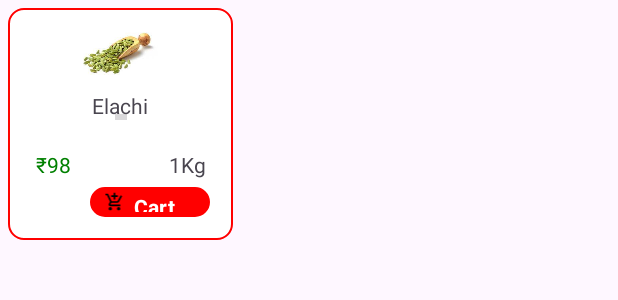
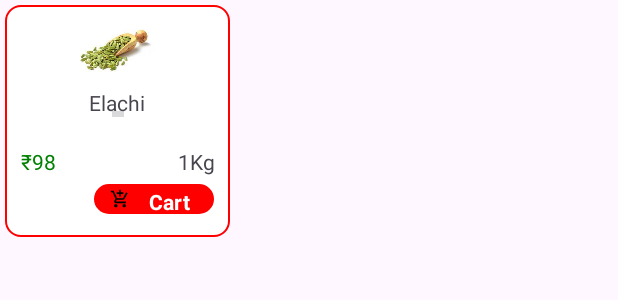
Before and after one commit to sudharani524/TeaBreak_App2, an Android app: the layout dashboard_list_items.xml on its own in the app's theme, with its tools: preview values and no code run, on a phone screen of 412 x 824 dp. Shown: the top 300 px of the screen. Run offline under Robolectric (Android 15) with nearby library versions, the phone set to English and light mode, and no system bars.

Commit message:
initial commit

```diff
--- a/app/src/main/java/com/example/teabreak_app/Ui/DashboardActivity.java
+++ b/app/src/main/java/com/example/teabreak_app/Ui/DashboardActivity.java
@@ -106,8 +106,10 @@ public class DashboardActivity extends AppCompatActivity implements NavigationVi
         images_list.add(R.drawable.img);
         images_list.add(R.drawable.img_1);
         images_list.add(R.drawable.tea_break_img);
+
         binding.newDashboarddd.viewPager.setAdapter(new SliderAdapter(this, images_list));
         binding.newDashboarddd.tabs.setupWithViewPager(binding.newDashboarddd.viewPager);
+
         Timer timer = new Timer();
         timer.scheduleAtFixedRate(new SliderTimer(), 3000, 5000);
         ActionBarDrawerToggle toggle = new ActionBarDrawerToggle((Activity) this, binding.drawerLayout, (Toolbar)binding.toolbar, R.string.nav_open, R.string.nav_close);
--- /dev/null
+++ b/app/src/main/java/com/example/teabreak_app/repository/ListItemInterface.java
@@ -0,0 +1,4 @@
+package com.example.teabreak_app.repository;
+
+public interface ListItemInterface {
+}
--- a/app/src/main/res/drawable/slider_selected_dot.xml
+++ b/app/src/main/res/drawable/slider_selected_dot.xml
@@ -7,7 +7,7 @@
             android:shape="ring"
             android:thickness="4dp"
             android:useLevel="false">
-            <solid android:color="@color/purple"/>
+            <solid android:color="@color/red"/>
         </shape>
     </item>
 </layer-list>
--- a/app/src/main/res/drawable/slider_unselected_dot.xml
+++ b/app/src/main/res/drawable/slider_unselected_dot.xml
@@ -6,7 +6,7 @@
             android:shape="ring"
             android:thickness="4dp"
             android:useLevel="false">
-            <solid android:color="#B2DFDB"/>
+            <solid android:color="@color/black"/>
         </shape>
     </item>
 </layer-list>
--- a/app/src/main/res/layout/dashboard_list_items.xml
+++ b/app/src/main/res/layout/dashboard_list_items.xml
@@ -2,7 +2,7 @@
 <LinearLayout xmlns:android="http://schemas.android.com/apk/res/android"
     android:orientation="vertical"
     android:layout_width="150dp"
-    android:layout_margin="5dp"
+    android:layout_margin="3dp"
     android:layout_height="wrap_content">
 
     <LinearLayout
@@ -22,6 +22,8 @@
             android:layout_width="match_parent"
             android:layout_height="wrap_content"
             android:singleLine="true"
+            android:layout_marginLeft="5dp"
+            android:layout_marginRight="5dp"
             android:scrollbars="horizontal"
             android:gravity="center"
             android:text="Elachi"/>
@@ -29,8 +31,8 @@
             android:id="@+id/ll_category"
             android:layout_width="match_parent"
             android:layout_height="20dp"
-            android:layout_marginStart="10dp"
-            android:layout_marginEnd="10dp"
+            android:layout_marginLeft="5dp"
+            android:layout_marginRight="5dp"
             android:orientation="horizontal"
             android:weightSum="1">
             <TextView
@@ -44,9 +46,9 @@
         <LinearLayout
             android:layout_width="match_parent"
             android:layout_height="wrap_content"
-            android:layout_marginLeft="13dp"
-            android:layout_marginRight="13dp"
             android:orientation="horizontal"
+            android:layout_marginLeft="5dp"
+            android:layout_marginRight="5dp"
             android:weightSum="2">
            <LinearLayout
                android:layout_width="0dp"
@@ -81,11 +83,10 @@
             android:layout_height="20dp"
             android:layout_marginTop="5dp"
             android:layout_gravity="end"
-            android:layout_marginEnd="10dp"
+            android:layout_marginEnd="5dp"
             android:layout_marginBottom="10dp"
             android:textColor="@color/white"
             android:background="@drawable/bg2"
-            android:padding="3dp"
             android:backgroundTint="@color/red"
             android:textAllCaps="false"
             android:textStyle="bold"
@@ -96,16 +97,19 @@
                 android:layout_width="wrap_content"
                 android:layout_height="match_parent"
                 android:layout_weight="0.1"
+                android:padding="3dp"
                 android:layout_gravity="center"
                 android:src="@drawable/cart"/>
             <TextView
-                android:layout_width="wrap_content"
+                android:layout_width="0dp"
                 android:layout_height="match_parent"
                 android:text="Cart"
                 android:textColor="@color/white"
                 android:textStyle="bold"
+                android:layout_margin="2dp"
                 android:layout_weight="0.9"
-                android:gravity="center|start"/>
+                android:gravity="center|start"
+                android:layout_gravity="center"/>
 
         </LinearLayout>
 
--- a/app/src/main/res/values/colors.xml
+++ b/app/src/main/res/values/colors.xml
@@ -5,4 +5,5 @@
     <color name="purple">#009688</color>
     <color name="red">#ff0000</color>
     <color name="green">#008000</color>
+    <color name="gray">#efefef</color>
 </resources>
```
Also changed, not shown: app/src/main/java/com/example/teabreak_app/Adapter/LAdapter.java (added, +46 -0 lines), app/src/main/res/layout/new_dashboard.xml (+7 -7 lines).
